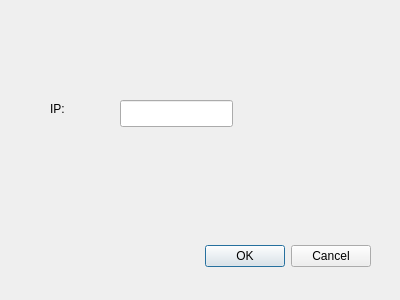
The window that impl/cpp/multitalk/connectdialog.ui (mswiders1/multitalk) describes before a commit, drawn with Qt 5.
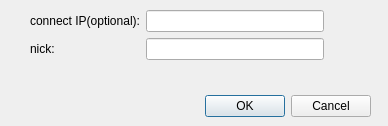
The same window after the commit.

What changed in the file:
```diff
--- a/impl/cpp/multitalk/connectdialog.ui
+++ b/impl/cpp/multitalk/connectdialog.ui
@@ -6,8 +6,8 @@
    <rect>
     <x>0</x>
     <y>0</y>
-    <width>400</width>
-    <height>300</height>
+    <width>388</width>
+    <height>126</height>
    </rect>
   </property>
   <property name="windowTitle">
@@ -17,7 +17,7 @@
    <property name="geometry">
     <rect>
      <x>30</x>
-     <y>240</y>
+     <y>90</y>
      <width>341</width>
      <height>32</height>
     </rect>
@@ -29,28 +29,43 @@
     <set>QDialogButtonBox::Cancel|QDialogButtonBox::Ok</set>
    </property>
   </widget>
-  <widget class="QLineEdit" name="lineEdit">
+  <widget class="QWidget" name="">
    <property name="geometry">
     <rect>
-     <x>120</x>
-     <y>100</y>
-     <width>113</width>
-     <height>27</height>
+     <x>30</x>
+     <y>10</y>
+     <width>294</width>
+     <height>62</height>
     </rect>
    </property>
-  </widget>
-  <widget class="QLabel" name="label">
-   <property name="geometry">
-    <rect>
-     <x>50</x>
-     <y>100</y>
-     <width>67</width>
-     <height>17</height>
-    </rect>
-   </property>
-   <property name="text">
-    <string>IP:</string>
-   </property>
+   <layout class="QFormLayout" name="formLayout">
+    <item row="0" column="0">
+     <widget class="QLabel" name="label">
+      <property name="text">
+       <string>connect IP(optional):</string>
+      </property>
+      <property name="buddy">
+       <cstring>ipLineEdit</cstring>
+      </property>
+     </widget>
+    </item>
+    <item row="0" column="1">
+     <widget class="QLineEdit" name="ipLineEdit"/>
+    </item>
+    <item row="1" column="0">
+     <widget class="QLabel" name="label_2">
+      <property name="text">
+       <string>nick:</string>
+      </property>
+      <property name="buddy">
+       <cstring>nickLineEdit</cstring>
+      </property>
+     </widget>
+    </item>
+    <item row="1" column="1">
+     <widget class="QLineEdit" name="nickLineEdit"/>
+    </item>
+   </layout>
   </widget>
  </widget>
  <resources/>
```
Left out of the diff: 8 changed lines with no effect on the pictures.
